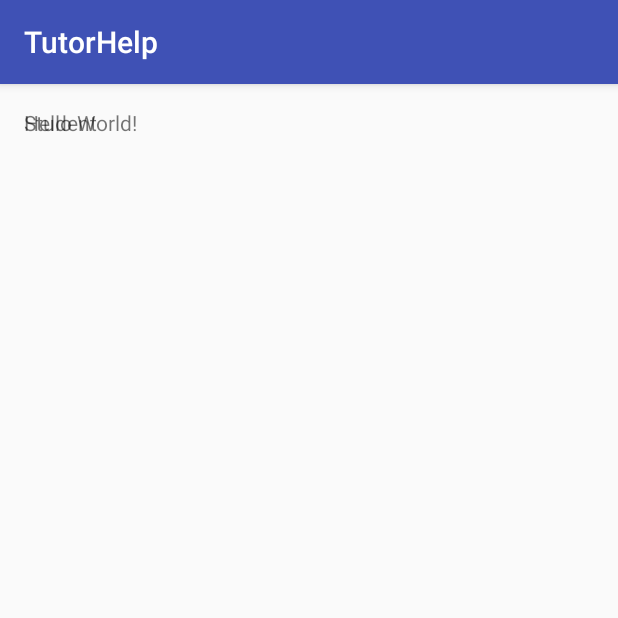
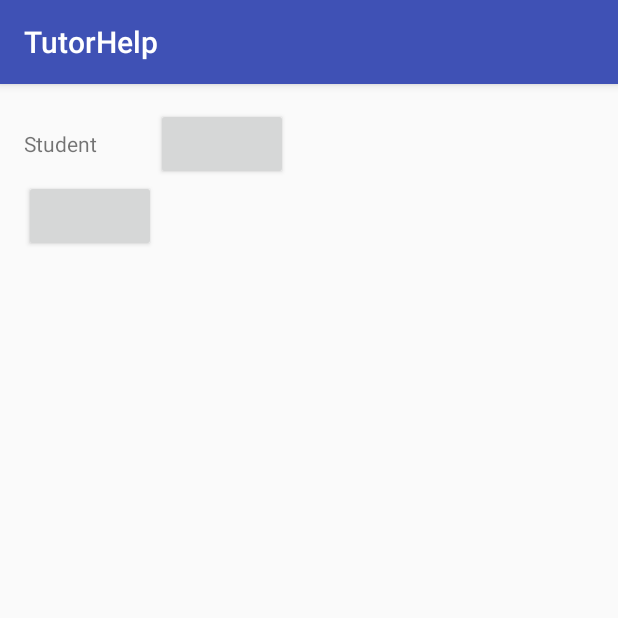
Before and after one commit to amisrs/tutor, an Android app: the screen it shows after launch (MainActivity), on a phone screen of 412 x 824 dp, the top half of it. Run offline under Robolectric (Android 15) with nearby library versions, the light colour scheme and no system bars.

Commit message:
funky table

```diff
--- /dev/null
+++ b/app/src/main/java/com/amisrs/gavin/tutorhelp/DBHelper.java
@@ -0,0 +1,191 @@
+package com.amisrs.gavin.tutorhelp;
+
+import android.content.Context;
+import android.database.sqlite.SQLiteDatabase;
+import android.database.sqlite.SQLiteOpenHelper;
+import android.util.Log;
+
+/**
+ * Created by Gavin on 11/10/2016.
+ */
+public class DBHelper extends SQLiteOpenHelper {
+    private static final String TAG = "DBHelper";
+
+    public static final String DATABASE_NAME = "tutor.db";
+    public static final int DATABASE_VERSION = 1;
+
+    private static final String TEXT_TYPE = " text";
+    private static final String INTEGER_TYPE = " integer";
+
+    private static final String NOT_NULL = " not null";
+    private static final String PRIMARY_KEY = " primary key";
+    private static final String UNIQUE = " unique";
+
+    private static final String COMMA_SEP = ", ";
+
+    private static final String DROP_TABLE_IF_EXISTS = "drop table if exists ";
+
+    public static final String SQL_CREATE_PERSONTABLE =
+            "create table " + DBContract.PersonTable.TABLE_NAME + "(" +
+                    DBContract.PersonTable.COLUMN_PERSONID + INTEGER_TYPE + PRIMARY_KEY + COMMA_SEP +
+                    DBContract.PersonTable.COLUMN_FIRSTNAME + TEXT_TYPE + COMMA_SEP +
+                    DBContract.PersonTable.COLUMN_LASTNAME + TEXT_TYPE + COMMA_SEP +
+                    DBContract.PersonTable.COLUMN_ZID + INTEGER_TYPE + UNIQUE +
+                    ");";
+
+    public static final String SQL_CREATE_STUDENTTABLE =
+
+            "create table " + DBContract.StudentTable.TABLE_NAME + "(" +
+                    DBContract.StudentTable.COLUMN_STUDENTID + INTEGER_TYPE + PRIMARY_KEY + COMMA_SEP +
+                    DBContract.StudentTable.COLUMN_PERSONID + INTEGER_TYPE + NOT_NULL + COMMA_SEP +
+                    "foreign key(" + DBContract.StudentTable.COLUMN_PERSONID + ")" +
+                        " references " + DBContract.PersonTable.TABLE_NAME + "(" + DBContract.PersonTable.COLUMN_PERSONID + ")" +
+                    "); ";
+
+    public static final String SQL_CREATE_TUTORTABLE =
+            "create table " + DBContract.TutorTable.TABLE_NAME + "(" +
+                    DBContract.TutorTable.COLUMN_TUTORID + INTEGER_TYPE + PRIMARY_KEY + COMMA_SEP +
+                    DBContract.TutorTable.COLUMN_PERSONID + INTEGER_TYPE + NOT_NULL + COMMA_SEP +
+                    "foreign key(" + DBContract.TutorTable.COLUMN_PERSONID + ")" +
+                        " references " + DBContract.PersonTable.TABLE_NAME + "(" + DBContract.PersonTable.COLUMN_PERSONID + ")" +
+                    "); ";
+
+    public static final String SQL_CREATE_TUTORIALTABLE =
+            "create table " + DBContract.TutorialTable.TABLE_NAME + "(" +
+                    DBContract.TutorialTable.COLUMN_TUTORIALID + INTEGER_TYPE + PRIMARY_KEY + COMMA_SEP +
+                    DBContract.TutorialTable.COLUMN_TUTORID + INTEGER_TYPE + NOT_NULL + COMMA_SEP +
+                    DBContract.TutorialTable.COLUMN_NAME + TEXT_TYPE + COMMA_SEP +
+                    DBContract.TutorialTable.COLUMN_TIMESLOT + TEXT_TYPE + COMMA_SEP +
+                    DBContract.TutorialTable.COLUMN_LOCATION + TEXT_TYPE + COMMA_SEP +
+                    "foreign key(" + DBContract.TutorialTable.COLUMN_TUTORID + ")" +
+                        " references " + DBContract.TutorTable.TABLE_NAME + "(" + DBContract.TutorialTable.COLUMN_TUTORID + ")" +
+                    "); ";
+
+    public static final String SQL_CREATE_WEEKTABLE =
+            "create table " + DBContract.WeekTable.TABLE_NAME + "(" +
+                    DBContract.WeekTable.COLUMN_WEEKID + INTEGER_TYPE + PRIMARY_KEY + COMMA_SEP +
+                    DBContract.WeekTable.COLUMN_TUTORIALID + INTEGER_TYPE + NOT_NULL + COMMA_SEP +
+                    DBContract.WeekTable.COLUMN_WEEKNUMBER + INTEGER_TYPE + COMMA_SEP +
+                    DBContract.WeekTable.COLUMN_DESCRIPTION + TEXT_TYPE + COMMA_SEP +
+                    "foreign key(" + DBContract.WeekTable.COLUMN_TUTORIALID + ")" +
+                        " references " + DBContract.TutorialTable.TABLE_NAME + "(" + DBContract.TutorialTable.COLUMN_TUTORIALID + ")" +
+                    "); ";
+
+    public static final String SQL_CREATE_ASSESSMENTTABLE =
+            "create table " + DBContract.AssessmentTable.TABLE_NAME + "(" +
+                    DBContract.AssessmentTable.COLUMN_ASSESSMENTID + INTEGER_TYPE + PRIMARY_KEY + COMMA_SEP +
+                    DBContract.AssessmentTable.COLUMN_NAME + TEXT_TYPE + COMMA_SEP +
+                    DBContract.AssessmentTable.COLUMN_DESCRIPTION + TEXT_TYPE +
+                    "); ";
+
+    public static final String SQL_CREATE_STUDENTWEEKTABLE =
+            "create table " + DBContract.StudentWeekTable.TABLE_NAME + "(" +
+                    DBContract.StudentWeekTable.COLUMN_STUDENTID + INTEGER_TYPE + NOT_NULL + COMMA_SEP +
+                    DBContract.StudentWeekTable.COLUMN_WEEKID + INTEGER_TYPE + NOT_NULL + COMMA_SEP +
+                    DBContract.StudentWeekTable.COLUMN_ATTENDED + INTEGER_TYPE +
+                        " check(" + DBContract.StudentWeekTable.COLUMN_ATTENDED + " in (0,1))" + COMMA_SEP +
+                    DBContract.StudentWeekTable.COLUMN_PRIVATECOMMENT + TEXT_TYPE + COMMA_SEP +
+                    DBContract.StudentWeekTable.COLUMN_PUBLICCOMMENT + TEXT_TYPE + COMMA_SEP +
+                    "primary key(" + DBContract.StudentWeekTable.COLUMN_STUDENTID + COMMA_SEP + DBContract.StudentWeekTable.COLUMN_WEEKID + ")" + COMMA_SEP +
+                    "foreign key(" + DBContract.StudentWeekTable.COLUMN_STUDENTID + ")" +
+                        " references " + DBContract.StudentTable.TABLE_NAME + "(" + DBContract.StudentTable.COLUMN_STUDENTID + ")" + COMMA_SEP +
+                    "foreign key(" + DBContract.StudentWeekTable.COLUMN_WEEKID + ")" +
+                        " references " + DBContract.WeekTable.TABLE_NAME + "(" + DBContract.WeekTable.COLUMN_WEEKID + ")" +
+                    "); ";
+
+    public static final String SQL_CREATE_ENROLMENTTABLE =
+            "create table " + DBContract.EnrolmentTable.TABLE_NAME + "(" +
+                    DBContract.EnrolmentTable.COLUMN_STUDENTID + INTEGER_TYPE + NOT_NULL + COMMA_SEP +
+                    DBContract.EnrolmentTable.COLUMN_TUTORIALID + INTEGER_TYPE + NOT_NULL + COMMA_SEP +
+                    DBContract.EnrolmentTable.COLUMN_GRADE + INTEGER_TYPE + COMMA_SEP +
+                    "primary key(" + DBContract.EnrolmentTable.COLUMN_STUDENTID + COMMA_SEP + DBContract.EnrolmentTable.COLUMN_TUTORIALID + ")" + COMMA_SEP +
+                    "foreign key(" + DBContract.EnrolmentTable.COLUMN_STUDENTID + ") " +
+                        " references " + DBContract.StudentTable.TABLE_NAME + "(" + DBContract.StudentTable.COLUMN_STUDENTID + ")" + COMMA_SEP +
+                    "foreign key(" + DBContract.EnrolmentTable.COLUMN_TUTORIALID + ")" +
+                        " references " + DBContract.TutorialTable.TABLE_NAME + "(" + DBContract.TutorialTable.COLUMN_TUTORIALID + ")" +
+                    "); ";
+
+    public static final String SQL_CREATE_MARKTABLE =
+            "create table " + DBContract.MarkTable.TABLE_NAME + "(" +
+                    DBContract.MarkTable.COLUMN_STUDENTID + INTEGER_TYPE + NOT_NULL + COMMA_SEP +
+                    DBContract.MarkTable.COLUMN_TUTORIALID + INTEGER_TYPE + NOT_NULL + COMMA_SEP +
+                    DBContract.MarkTable.COLUMN_ASSESSMENTID + INTEGER_TYPE + NOT_NULL + COMMA_SEP +
+                    DBContract.MarkTable.COLUMN_MARK + INTEGER_TYPE + NOT_NULL + COMMA_SEP +
+                    "primary key(" + DBContract.MarkTable.COLUMN_STUDENTID + COMMA_SEP +
+                                     DBContract.MarkTable.COLUMN_TUTORIALID + COMMA_SEP +
+                                     DBContract.MarkTable.COLUMN_ASSESSMENTID + ")" + COMMA_SEP +
+                    "foreign key(" + DBContract.MarkTable.COLUMN_STUDENTID + ")" +
+                        " references " + DBContract.StudentTable.TABLE_NAME + "(" + DBContract.StudentTable.COLUMN_STUDENTID + ")" + COMMA_SEP +
+                    "foreign key(" + DBContract.MarkTable.COLUMN_TUTORIALID + ")" +
+                        " references " + DBContract.TutorialTable.TABLE_NAME + "(" + DBContract.TutorialTable.COLUMN_TUTORIALID + ")" + COMMA_SEP +
+                    "foreign key(" + DBContract.MarkTable.COLUMN_ASSESSMENTID + ")" +
+                        " references " + DBContract.AssessmentTable.TABLE_NAME + "(" + DBContract.AssessmentTable.COLUMN_ASSESSMENTID + ")" +
+                    "); ";
+
+    public static final String SQL_DROP_PERSONTABLE =
+            DROP_TABLE_IF_EXISTS + DBContract.PersonTable.TABLE_NAME + "; ";
+    public static final String SQL_DROP_STUDENTTABLE =
+            DROP_TABLE_IF_EXISTS + DBContract.StudentTable.TABLE_NAME + "; ";
+    public static final String SQL_DROP_TUTORTABLE =
+            DROP_TABLE_IF_EXISTS + DBContract.TutorTable.TABLE_NAME + "; ";
+    public static final String SQL_DROP_TUTORIALTABLE =
+            DROP_TABLE_IF_EXISTS + DBContract.TutorialTable.TABLE_NAME + "; ";
+    public static final String SQL_DROP_WEEKTABLE =
+            DROP_TABLE_IF_EXISTS + DBContract.WeekTable.TABLE_NAME + "; ";
+    public static final String SQL_DROP_ASSESSMENTTABLE =
+            DROP_TABLE_IF_EXISTS + DBContract.AssessmentTable.TABLE_NAME + "; ";
+    public static final String SQL_DROP_STUDENTWEEKTABLE =
+            DROP_TABLE_IF_EXISTS + DBContract.StudentWeekTable.TABLE_NAME + "; ";
+    public static final String SQL_DROP_ENROLMENTTABLE =
+            DROP_TABLE_IF_EXISTS + DBContract.EnrolmentTable.TABLE_NAME + "; ";
+    public static final String SQL_DROP_MARKTABLE =
+            DROP_TABLE_IF_EXISTS + DBContract.MarkTable.TABLE_NAME + "; ";
+
+
+
+
+    public DBHelper (Context context) {
+        super(context, DATABASE_NAME, null, DATABASE_VERSION);
+    }
+
+    @Override
+    public void onCreate(SQLiteDatabase sqLiteDatabase) {
+        Log.d(TAG, "onCreate: executing SQL_CREATE_PERSONTABLE statement.");
+        sqLiteDatabase.execSQL(SQL_CREATE_PERSONTABLE);
+        Log.d(TAG, "onCreate: executing SQL_CREATE_STUDENTTABLE statement.");
+        sqLiteDatabase.execSQL(SQL_CREATE_STUDENTTABLE);
+        Log.d(TAG, "onCreate: executing SQL_CREATE_TUTORTABLE statement.");
+        sqLiteDatabase.execSQL(SQL_CREATE_TUTORTABLE);
+        Log.d(TAG, "onCreate: executing SQL_CREATE_TUTORIALTABLE statement.");
+        sqLiteDatabase.execSQL(SQL_CREATE_TUTORIALTABLE);
+        Log.d(TAG, "onCreate: executing SQL_CREATE_WEEKTABLE statement.");
+        sqLiteDatabase.execSQL(SQL_CREATE_WEEKTABLE);
+        Log.d(TAG, "onCreate: executing SQL_CREATE_ASSESSMENTTABLE statement.");
+        sqLiteDatabase.execSQL(SQL_CREATE_ASSESSMENTTABLE);
+        Log.d(TAG, "onCreate: executing SQL_CREATE_STUDENTWEEKTABLE statement.");
+        sqLiteDatabase.execSQL(SQL_CREATE_STUDENTWEEKTABLE);
+        Log.d(TAG, "onCreate: executing SQL_CREATE_ENROLMENTTABLE statement.");
+        sqLiteDatabase.execSQL(SQL_CREATE_ENROLMENTTABLE);
+        Log.d(TAG, "onCreate: executing SQL_CREATE_MARKTABLE statement.");
+        sqLiteDatabase.execSQL(SQL_CREATE_MARKTABLE);
+    }
+
+    @Override
+    public void onUpgrade(SQLiteDatabase sqLiteDatabase, int i, int i1) {
+        dropTables(sqLiteDatabase);
+        onCreate(sqLiteDatabase);
+    }
+
+    public void dropTables(SQLiteDatabase sqLiteDatabase) {
+        Log.d(TAG, "dropTables: executing DROP statements.");
+        sqLiteDatabase.execSQL(SQL_DROP_PERSONTABLE);
+        sqLiteDatabase.execSQL(SQL_DROP_STUDENTTABLE);
+        sqLiteDatabase.execSQL(SQL_DROP_TUTORTABLE);
+        sqLiteDatabase.execSQL(SQL_DROP_TUTORIALTABLE);
+        sqLiteDatabase.execSQL(SQL_DROP_WEEKTABLE);
+        sqLiteDatabase.execSQL(SQL_DROP_ASSESSMENTTABLE);
+        sqLiteDatabase.execSQL(SQL_DROP_STUDENTWEEKTABLE);
+        sqLiteDatabase.execSQL(SQL_DROP_ENROLMENTTABLE);
+        sqLiteDatabase.execSQL(SQL_DROP_MARKTABLE);
+    }
+}
--- a/app/src/main/java/com/amisrs/gavin/tutorhelp/MainActivity.java
+++ b/app/src/main/java/com/amisrs/gavin/tutorhelp/MainActivity.java
@@ -1,15 +1,21 @@
 package com.amisrs.gavin.tutorhelp;
 
+import android.database.sqlite.SQLiteDatabase;
 import android.net.Uri;
 import android.support.v7.app.AppCompatActivity;
 import android.os.Bundle;
 
 public class MainActivity extends AppCompatActivity implements TableFragment.OnFragmentInteractionListener{
+    private static final String TAG = "MainActivity";
 
     @Override
     protected void onCreate(Bundle savedInstanceState) {
         super.onCreate(savedInstanceState);
         setContentView(R.layout.activity_main);
+
+
+        DBHelper dbHelper = new DBHelper(this);
+        SQLiteDatabase db = dbHelper.getWritableDatabase();
     }
 
     @Override
--- a/app/src/main/java/com/amisrs/gavin/tutorhelp/TableFragment.java
+++ b/app/src/main/java/com/amisrs/gavin/tutorhelp/TableFragment.java
@@ -22,6 +22,7 @@ import android.widget.TableLayout;
 public class TableFragment extends Fragment {
     // TODO: Rename parameter arguments, choose names that match
     // the fragment initialization parameters, e.g. ARG_ITEM_NUMBER
+    private static final String TAG = "TableFragment";
     private static final String ARG_PARAM1 = "param1";
     private static final String ARG_PARAM2 = "param2";
 
@@ -70,7 +71,6 @@ public class TableFragment extends Fragment {
         FrameLayout frameLayout = (FrameLayout)view.findViewById(R.id.fl_main);
         TableLayout tableLayout = new TableLayout(getContext());
         TableHelper tableHelper = new TableHelper(tableLayout);
-        tableHelper.makeTableCool();
         frameLayout.addView(tableLayout);
 
         return view;
--- a/app/src/main/java/com/amisrs/gavin/tutorhelp/TableHelper.java
+++ b/app/src/main/java/com/amisrs/gavin/tutorhelp/TableHelper.java
@@ -1,6 +1,10 @@
 package com.amisrs.gavin.tutorhelp;
 
 import android.content.Context;
+import android.graphics.Color;
+import android.util.Log;
+import android.view.View;
+import android.widget.Button;
 import android.widget.TableLayout;
 import android.widget.TableRow;
 import android.widget.TextView;
@@ -9,28 +13,103 @@ import android.widget.TextView;
  * Created by Gavin on 11/10/2016.
  */
 public class TableHelper {
+    private static final String TAG = "TableHelper";
+
     public TableLayout tableLayout;
+    public TableRow firstRow;
     public Context context;
 
     public TableHelper(TableLayout tableLayout) {
         this.tableLayout = tableLayout;
+        this.firstRow = (TableRow)tableLayout.getChildAt(0);
         context = tableLayout.getContext();
+        makeTableCool();
     }
 
-    public void makeTableCool() {
+    private void makeTableCool() {
         TableRow firstRow = new TableRow(context);
         TextView studentLabel = new TextView(context);
         studentLabel.setText(context.getString(R.string.studentLabel));
         firstRow.addView(studentLabel);
         tableLayout.addView(firstRow);
+
+        addAddWeekButton();
+        addAddStudentButton();
     }
 
-    public void addColumnOfButtons () {
+    public void addColumn() {
+        //use this when you add a week
+        //remove the last one (it should be an add button)
+        TableRow topRow = (TableRow)tableLayout.getChildAt(0);
+
+        topRow.removeView(topRow.getChildAt(topRow.getChildCount()-1));
+
+
         //add new column by adding child to each row
-        for(int i=0; i<tableLayout.getChildCount(); i++) {
+        Log.d(TAG, "Add new week, number of rows: " + tableLayout.getChildCount());
+        for(int i=0; i<tableLayout.getChildCount()-1; i++) {
+            Log.d(TAG, "Adding box for new week column; " + i);
             TableRow row = (TableRow)tableLayout.getChildAt(i);
-            //row.addView();
+            TextView placeholderForStudentWeek = new TextView(context);
+            placeholderForStudentWeek.setText(String.valueOf(i));
+            row.addView(placeholderForStudentWeek);
         }
+        addAddWeekButton();
+    }
+
+    public void addRow() {
+        //use this when you add a student
+        //remove the last one (it should be an add button)
+        Log.d(TAG, "Row count = " + tableLayout.getChildCount());
+
+        int rowCount = tableLayout.getChildCount();
+        View lastView = tableLayout.getChildAt(rowCount - 1);
+        tableLayout.removeView(lastView);
+        //add row and add box child for each week
+        TableRow firstRow = new TableRow(context);
+        Log.d(TAG, "First row should exist; " + firstRow.getId());
+        firstRow = (TableRow)tableLayout.getChildAt(0);
+        Log.d(TAG, "First row after; " + firstRow.getId());
+
+        int rowItems = firstRow.getChildCount();
+
+        TableRow newRow = new TableRow(context);
+        for(int i=0; i<rowItems-1; i++) {
+            TextView placeHolderForStudentWeek = new TextView(context);
+            placeHolderForStudentWeek.setText(String.valueOf(i));
+            newRow.addView(placeHolderForStudentWeek);
+        }
+        tableLayout.addView(newRow);
+        addAddStudentButton();
+    }
+
+    public void addAddWeekButton() {
+        //add button to the top row
+        TableRow topRow = (TableRow)tableLayout.getChildAt(0);
+        Button addWeekButton = new Button(context);
+        addWeekButton.setOnClickListener(new View.OnClickListener() {
+            @Override
+            public void onClick(View view) {
+                addColumn();
+            }
+        });
+        topRow.addView(addWeekButton);
+    }
+
+    public void addAddStudentButton() {
+        //add new row that just has a button
+        TableRow bottomRow = new TableRow(context);
+        Button addStudentButton = new Button(context);
+        addStudentButton.setOnClickListener(new View.OnClickListener() {
+            @Override
+            public void onClick(View view) {
+                addRow();
+            }
+        });
+        bottomRow.addView(addStudentButton);
+        tableLayout.addView(bottomRow);
+
 
     }
+
 }
--- a/app/src/main/res/layout/activity_main.xml
+++ b/app/src/main/res/layout/activity_main.xml
@@ -8,11 +8,6 @@
     android:paddingRight="@dimen/activity_horizontal_margin"
     android:paddingTop="@dimen/activity_vertical_margin"
     tools:context="com.amisrs.gavin.tutorhelp.MainActivity">
-
-    <TextView
-        android:layout_width="wrap_content"
-        android:layout_height="wrap_content"
-        android:text="Hello World!" />
     <fragment
         android:name="com.amisrs.gavin.tutorhelp.TableFragment"
         android:id="@+id/f_table"
```
Also changed, not shown: app/src/main/java/com/amisrs/gavin/tutorhelp/DBContract.java (added, +81 -0 lines), 2 other files.
